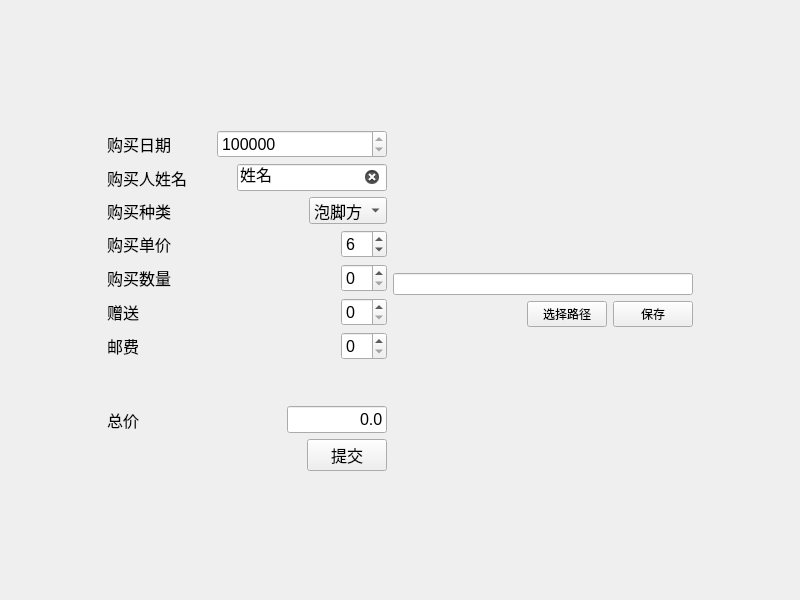
First picture: the form in hfx.ui, repository DongzhenHuangfu/My-Manage-App, before the edit.
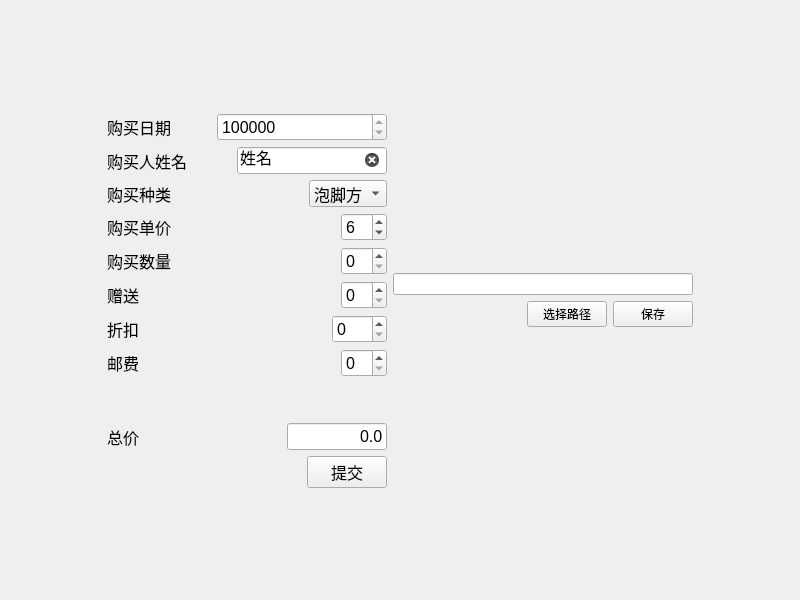
Second picture: the form after the edit.

Commit message: feat: 增加折扣选项，同时改变排序规则

The edit to the form file:
```diff
--- a/hfx.ui
+++ b/hfx.ui
@@ -29,7 +29,7 @@
      </spacer>
     </item>
     <item>
-     <layout class="QVBoxLayout" name="verticalLayout" stretch="1,1,0,1,1,1,1,1,0,0,1">
+     <layout class="QVBoxLayout" name="verticalLayout" stretch="1,1,0,1,1,1,1,0,1,0,0,1">
       <item>
        <spacer name="verticalSpacer">
         <property name="orientation">
@@ -356,6 +356,47 @@
         </item>
        </layout>
       </item>
+      <item>
+       <layout class="QHBoxLayout" name="HLDiscount">
+        <item>
+         <widget class="QLabel" name="label">
+          <property name="font">
+           <font>
+            <pointsize>12</pointsize>
+           </font>
+          </property>
+          <property name="text">
+           <string>折扣</string>
+          </property>
+         </widget>
+        </item>
+        <item>
+         <spacer name="horizontalSpacer_13">
+          <property name="orientation">
+           <enum>Qt::Horizontal</enum>
+          </property>
+          <property name="sizeHint" stdset="0">
+           <size>
+            <width>40</width>
+            <height>20</height>
+           </size>
+          </property>
+         </spacer>
+        </item>
+        <item>
+         <widget class="QSpinBox" name="SpinDiscount">
+          <property name="font">
+           <font>
+            <pointsize>12</pointsize>
+           </font>
+          </property>
+          <property name="maximum">
+           <number>500</number>
+          </property>
+         </widget>
+        </item>
+       </layout>
+      </item>
       <item>
        <layout class="QHBoxLayout" name="HLPost">
         <item>
```
The commit also changes 3 other files.
